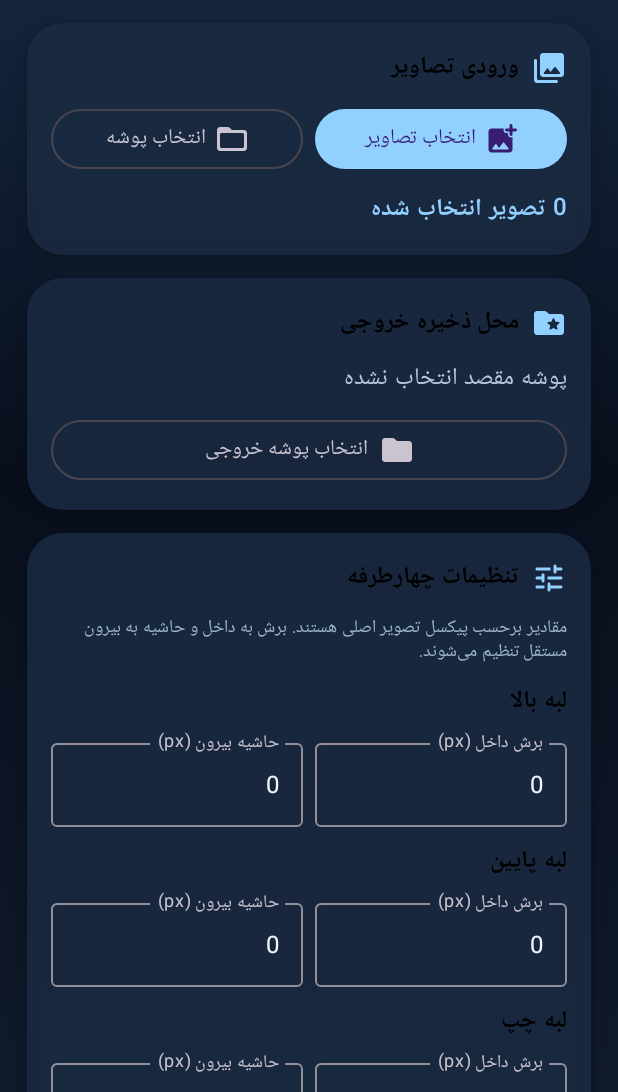
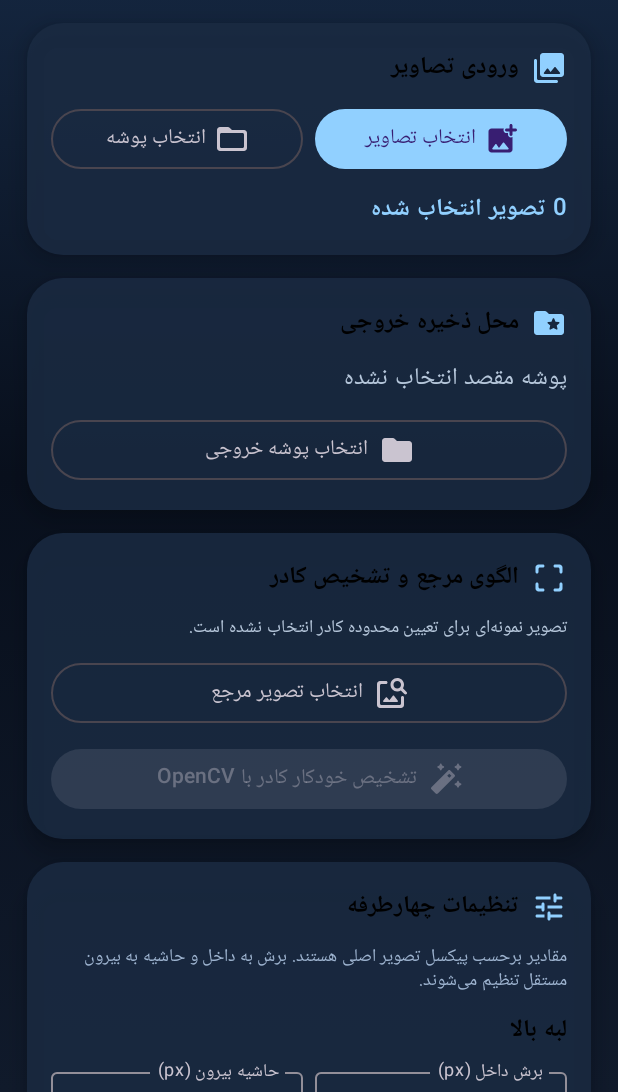
Before and after one commit to Ahmadreza82m/photo-fram-Stoudio, an Android app built with Jetpack Compose: the screen it shows after launch (MainActivity), after a tap on "انتخاب پوشه خروجی", on a phone screen of 412 x 824 dp, the part 144-1236 px from its top. Run offline under Robolectric (Android 15) with nearby library versions, the phone set to English and light mode, and no system bars.

Commit message:
Connect reference image picker and OpenCV detection controls

```diff
--- a/app/src/main/java/com/photoframe/studio/ui/PhotoFrameApp.kt
+++ b/app/src/main/java/com/photoframe/studio/ui/PhotoFrameApp.kt
@@ -29,6 +29,7 @@ private val glass = Color(0xD91A2B42)
 @Composable
 fun PhotoFrameApp(vm: StudioViewModel = viewModel()) {
     val state by vm.state.collectAsStateWithLifecycle()
+    val referencePicker = rememberLauncherForActivityResult(ActivityResultContracts.OpenDocument()) { if (it != null) vm.setReference(it) }
     val imagesPicker = rememberLauncherForActivityResult(ActivityResultContracts.OpenMultipleDocuments()) { vm.addImages(it) }
     val sourceFolderPicker = rememberLauncherForActivityResult(ActivityResultContracts.OpenDocumentTree()) { if (it != null) vm.scanFolder(it) }
     val outputPicker = rememberLauncherForActivityResult(ActivityResultContracts.OpenDocumentTree()) { if (it != null) vm.setOutputFolder(it) }
@@ -89,6 +90,24 @@ fun PhotoFrameApp(vm: StudioViewModel = viewModel()) {
                             OutlinedButton(onClick = { outputPicker.launch(null) }, modifier = Modifier.fillMaxWidth()) {
                                 Icon(Icons.Rounded.Folder, null); Spacer(Modifier.width(7.dp)); Text("انتخاب پوشه خروجی")
                             }
+                        }
+                    }
+                    item {
+                        GlassCard {
+                            SectionHeading("الگوی مرجع و تشخیص کادر", Icons.Rounded.CropFree)
+                            Text(state.referenceName ?: "تصویر نمونه‌ای برای تعیین محدوده کادر انتخاب نشده است.", color = Color(0xFFB6C7DB), style = MaterialTheme.typography.bodySmall)
+                            OutlinedButton(onClick = { referencePicker.launch(arrayOf("image/*")) }, modifier = Modifier.fillMaxWidth()) {
+                                Icon(Icons.Rounded.ImageSearch, null); Spacer(Modifier.width(7.dp)); Text("انتخاب تصویر مرجع")
+                            }
+                            Button(onClick = vm::detectReferenceFrame, enabled = state.referenceUri != null, modifier = Modifier.fillMaxWidth()) {
+                                Icon(Icons.Rounded.AutoFixHigh, null); Spacer(Modifier.width(7.dp)); Text("تشخیص خودکار کادر با OpenCV")
+                            }
+                            state.detectedFrame?.let { frame ->
+                                Text("چپ: " + frame.left + " • بالا: " + frame.top + " • راست: " + frame.right + " • پایین: " + frame.bottom, style = MaterialTheme.typography.bodySmall)
+                                Text("کادر پیشنهادی پیدا شد؛ تشخیص ممکن است اشتباه باشد.", color = Color(0xFF9EB4D0), style = MaterialTheme.typography.labelSmall)
+                                OutlinedButton(onClick = vm::applyDetectedFrame, modifier = Modifier.fillMaxWidth()) { Text("اعمال مختصات پیشنهادی") }
+                            }
+                            state.detectionMessage?.let { Text(it, color = Color(0xFF9DD2FF), style = MaterialTheme.typography.bodySmall) }
                         }
                     }
                     item {
```
